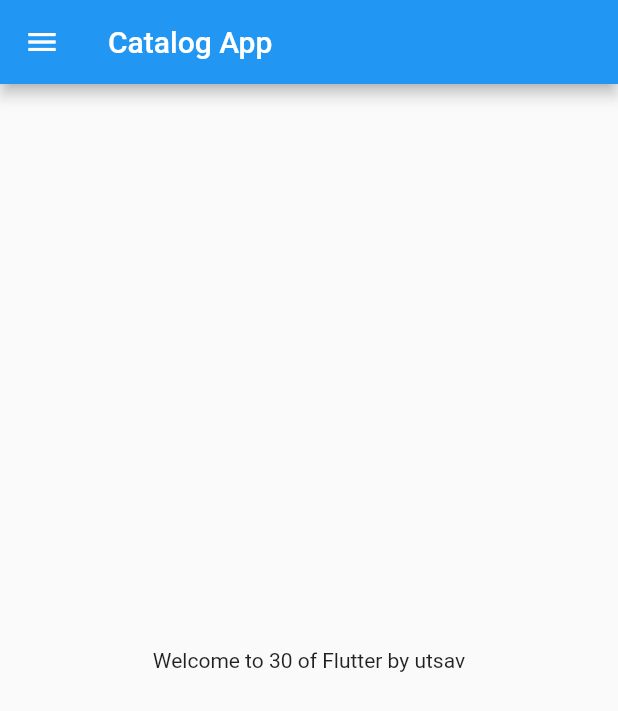
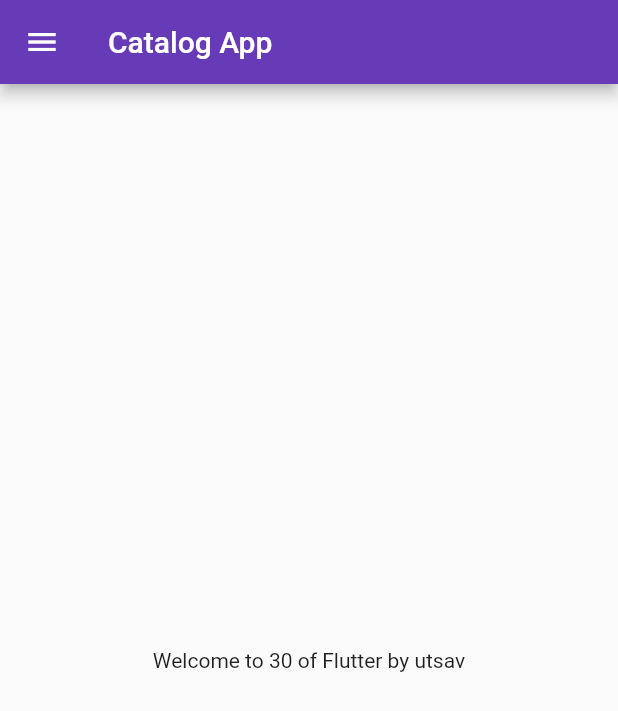
Before and after one commit to utsav7005/utsav_catalog, a Flutter app: the screen it shows after launch, on a phone screen of 412 x 824 dp. Shown: the top 711 px of the screen. Run offline on Flutter 3.47's test engine with Material 2 defaults, Android fonts, the light colour scheme and no system bars.

Commit message:
Day 3 Completed

```diff
--- a/lib/main.dart
+++ b/lib/main.dart
@@ -1,5 +1,6 @@
 import 'package:flutter/material.dart';
-import 'home_page.dart';
+import 'package:ucatalog/pages/login_page.dart';
+import 'pages/home_page.dart';
 
 void main() {
   runApp(MyApp());
@@ -9,7 +10,17 @@
   @override
   Widget build(BuildContext context) {
     return MaterialApp(
-      home: HomePage(),
+      themeMode: ThemeMode.light,
+      theme: ThemeData(primarySwatch: Colors.deepPurple),
+      darkTheme: ThemeData(
+        brightness: Brightness.dark,
+      ),
+      initialRoute: "/home",
+      routes: {
+        "/": (context) => LoginPage(),
+        "/home": (context) => HomePage(),
+        "/login": (context) => LoginPage(),
+      },
     );
   }
 }
--- a/lib/home_page.dart
+++ b/lib/pages/home_page.dart
@@ -1,6 +1,4 @@
 import 'package:flutter/material.dart';
-import 'package:flutter/src/widgets/framework.dart';
-import 'package:flutter/src/widgets/placeholder.dart';
 
 class HomePage extends StatelessWidget {
   final days = 30;
```
Also changed, not shown: lib/pages/login_page.dart (added, +21 -0 lines).
